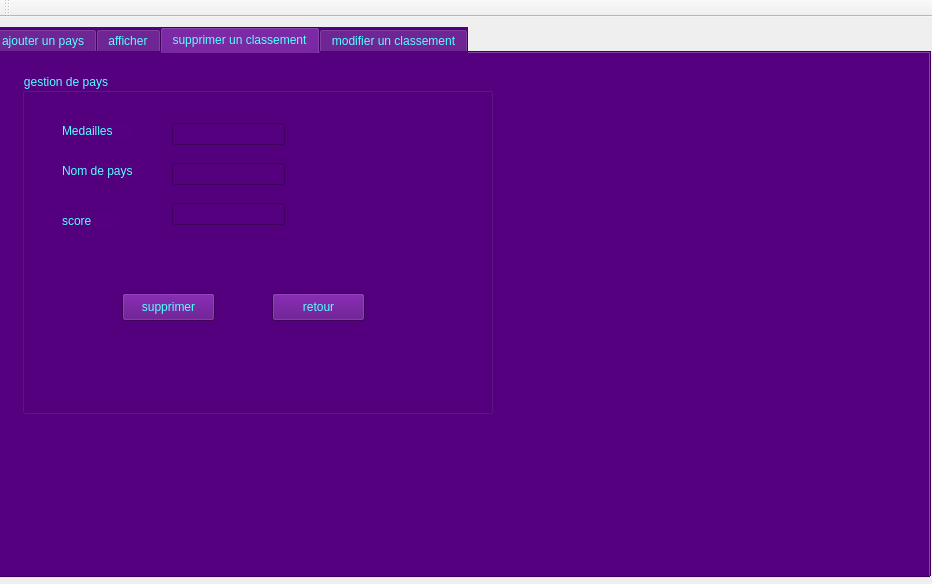
zakaria801/olympic-games-2A23, file mainwindow.ui: the form before one commit.
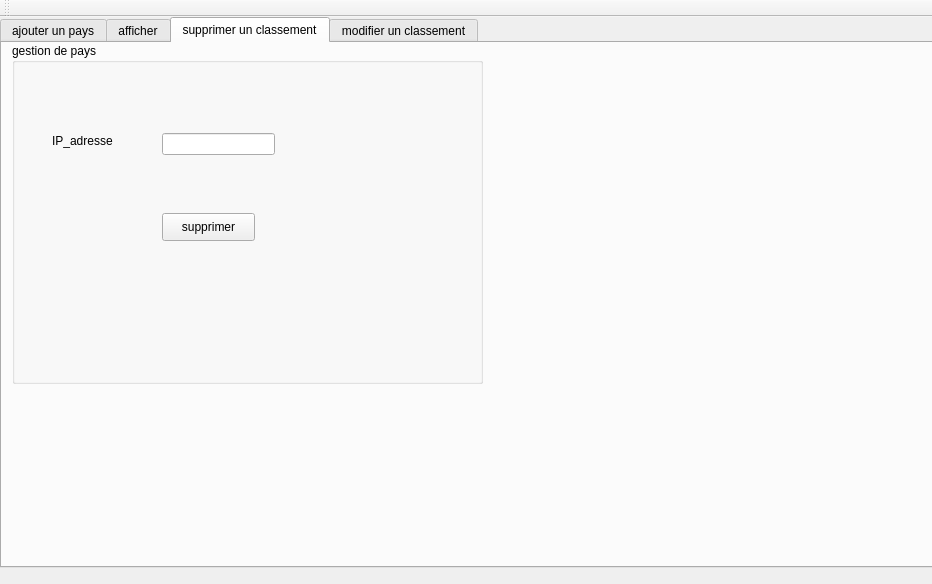
The form after the commit. The open tabs and pages were chosen to show the change. Icons and pictures are not drawn.

Diff of the .ui file:
```diff
--- a/mainwindow.ui
+++ b/mainwindow.ui
@@ -14,20 +14,20 @@
    <string>Gestion des Clients</string>
   </property>
   <property name="styleSheet">
-   <string notr="true">color: rgb(85, 255, 255);</string>
+   <string notr="true"/>
   </property>
   <widget class="QWidget" name="centralWidget">
    <widget class="QTabWidget" name="tabWidget">
     <property name="geometry">
      <rect>
-      <x>-10</x>
-      <y>10</y>
+      <x>0</x>
+      <y>0</y>
       <width>941</width>
       <height>551</height>
      </rect>
     </property>
     <property name="styleSheet">
-     <string notr="true">background-color: rgb(85, 0, 127);</string>
+     <string notr="true">background-image: url(:/IMG/image/126899884_1814232468724026_7524869894770073441_n.png);</string>
     </property>
     <property name="currentIndex">
      <number>3</number>
@@ -206,8 +206,8 @@
      <widget class="QGroupBox" name="groupBox_2">
       <property name="geometry">
        <rect>
-        <x>30</x>
-        <y>20</y>
+        <x>10</x>
+        <y>0</y>
         <width>471</width>
         <height>341</height>
        </rect>
@@ -215,19 +215,6 @@
       <property name="title">
        <string>gestion de pays</string>
       </property>
-      <widget class="QLabel" name="label_4">
-       <property name="geometry">
-        <rect>
-         <x>40</x>
-         <y>50</y>
-         <width>71</width>
-         <height>16</height>
-        </rect>
-       </property>
-       <property name="text">
-        <string>Medailles</string>
-       </property>
-      </widget>
       <widget class="QLabel" name="label_5">
        <property name="geometry">
         <rect>
@@ -238,33 +225,10 @@
         </rect>
        </property>
        <property name="text">
-        <string>Nom de pays</string>
+        <string>IP_adresse</string>
        </property>
       </widget>
-      <widget class="QLabel" name="label_6">
-       <property name="geometry">
-        <rect>
-         <x>40</x>
-         <y>140</y>
-         <width>56</width>
-         <height>16</height>
-        </rect>
-       </property>
-       <property name="text">
-        <string>score</string>
-       </property>
-      </widget>
-      <widget class="QLineEdit" name="lineEdit_4">
-       <property name="geometry">
-        <rect>
-         <x>150</x>
-         <y>50</y>
-         <width>113</width>
-         <height>22</height>
-        </rect>
-       </property>
-      </widget>
-      <widget class="QLineEdit" name="lineEdit_5">
+      <widget class="QLineEdit" name="le_IP_adresse_supp">
        <property name="geometry">
         <rect>
          <x>150</x>
@@ -274,21 +238,11 @@
         </rect>
        </property>
       </widget>
-      <widget class="QLineEdit" name="lineEdit_6">
+      <widget class="QPushButton" name="pb_supprimer">
        <property name="geometry">
         <rect>
          <x>150</x>
-         <y>130</y>
-         <width>113</width>
-         <height>22</height>
-        </rect>
-       </property>
-      </widget>
-      <widget class="QPushButton" name="pushButton_3">
-       <property name="geometry">
-        <rect>
-         <x>100</x>
-         <y>220</y>
+         <y>170</y>
          <width>93</width>
          <height>28</height>
         </rect>
@@ -297,19 +251,6 @@
         <string>supprimer</string>
        </property>
       </widget>
-      <widget class="QPushButton" name="pushButton_4">
-       <property name="geometry">
-        <rect>
-         <x>250</x>
-         <y>220</y>
-         <width>93</width>
-         <height>28</height>
-        </rect>
-       </property>
-       <property name="text">
-        <string>retour</string>
-       </property>
-      </widget>
      </widget>
     </widget>
     <widget class="QWidget" name="tab_4">
```
Left out of the diff: 191 changed lines with no effect on the pictures.
